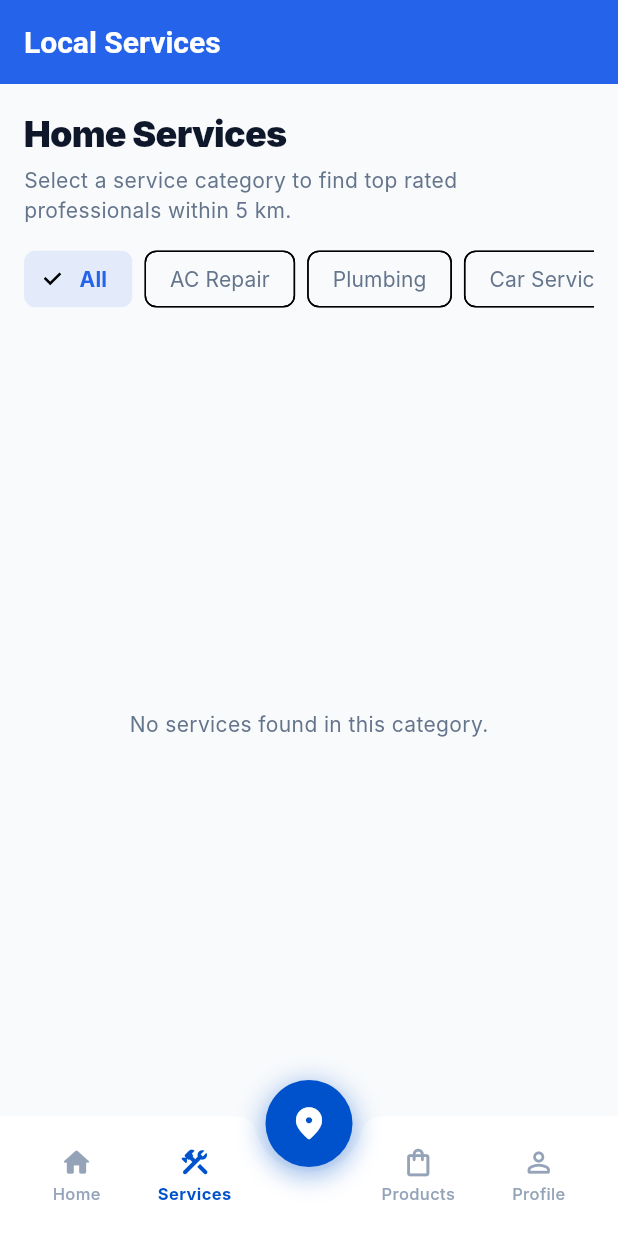
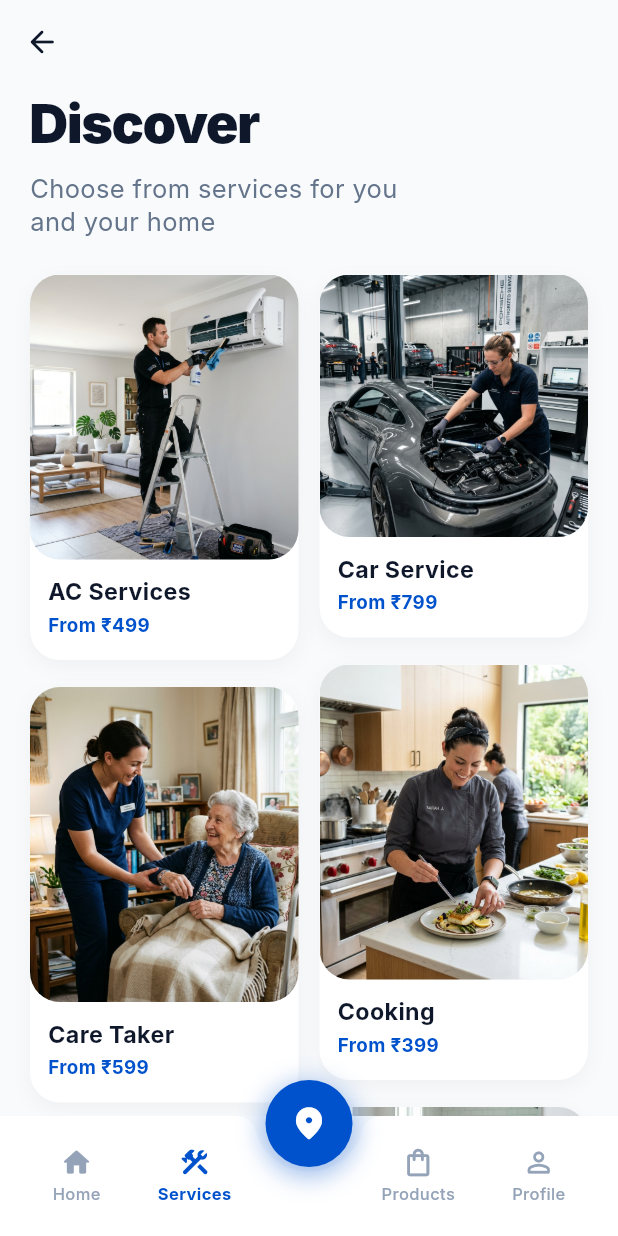
Before and after one commit to Jenish1659/Service-hub, a Flutter app: the DiscoverScreen screen opened by its route, on a phone screen of 412 x 824 dp. Run offline on Flutter 3.47's test engine with Material 3 defaults, Android fonts, the phone set to English and light mode, and no system bars; our stand-ins replace flutter_map, flutter_riverpod, geocoding, geolocator, go_router, hive and 3 more; accounts and stored records are empty; network calls fail; Roboto replaces fonts that are missing (Inter).

Commit message:
feat: implement home and discover screens with new asset icons and location-based service warnings

```diff
--- a/customer_app/lib/features/services/presentation/discover_screen.dart
+++ b/customer_app/lib/features/services/presentation/discover_screen.dart
@@ -4,7 +4,6 @@ import 'package:go_router/go_router.dart';
 import 'package:hive/hive.dart';
 import 'package:supabase_flutter/supabase_flutter.dart';
 import '../../../../core/theme/app_theme.dart';
-import 'services_provider.dart';
 
 class DiscoverScreen extends ConsumerStatefulWidget {
   const DiscoverScreen({super.key});
@@ -14,77 +13,6 @@ class DiscoverScreen extends ConsumerStatefulWidget {
 }
 
 class _DiscoverScreenState extends ConsumerState<DiscoverScreen> {
-  String? _initialCategory;
-  late String _selectedCategory;
-
-  @override
-  void didChangeDependencies() {
-    super.didChangeDependencies();
-    if (_initialCategory == null) {
-      final queryCategory = GoRouterState.of(context).uri.queryParameters['category'];
-      _selectedCategory = queryCategory ?? 'All';
-      _initialCategory = _selectedCategory;
-    }
-  }
-
-  // Helpers to get visual style based on service category
-  IconData _getIconForCategory(String category) {
-    switch (category) {
-      case 'AC':
-        return Icons.ac_unit;
-      case 'Plumbing':
-        return Icons.plumbing;
-      case 'Car':
-        return Icons.directions_car;
-      case 'Cooking':
-        return Icons.soup_kitchen;
-      case 'Laundry':
-        return Icons.local_laundry_service;
-      case 'Care Taker':
-        return Icons.health_and_safety;
-      default:
-        return Icons.build;
-    }
-  }
-
-  Color _getBgColorForCategory(String category) {
-    switch (category) {
-      case 'AC':
-        return const Color(0xffeff6ff);
-      case 'Plumbing':
-        return const Color(0xfff0fdfa);
-      case 'Car':
-        return const Color(0xfffff1f2);
-      case 'Cooking':
-        return const Color(0xfffffbeb);
-      case 'Laundry':
-        return const Color(0xfffaf5ff);
-      case 'Care Taker':
-        return const Color(0xfff0fdf4);
-      default:
-        return const Color(0xfff1f5f9);
-    }
-  }
-
-  Color _getIconColorForCategory(String category) {
-    switch (category) {
-      case 'AC':
-        return const Color(0xff2563eb);
-      case 'Plumbing':
-        return const Color(0xff0d9488);
-      case 'Car':
-        return const Color(0xffe11d48);
-      case 'Cooking':
-        return const Color(0xffd97706);
-      case 'Laundry':
-        return const Color(0xff7c3aed);
-      case 'Care Taker':
-        return const Color(0xff16a34a);
-      default:
-        return AppTheme.primaryColor;
-    }
-  }
-
   void _startBookingFlow(BuildContext context, String serviceName, double servicePrice) {
     showModalBottomSheet(
       context: context,
@@ -94,173 +22,233 @@ class _DiscoverScreenState extends ConsumerState<DiscoverScreen> {
     );
   }
 
-  Widget _buildCategoryChip(String category) {
-    final isSelected = _selectedCategory == category;
-    String displayLabel = category;
-    if (category == 'AC') displayLabel = 'AC Repair';
-    if (category == 'Car') displayLabel = 'Car Service';
+  @override
+  Widget build(BuildContext context) {
+    // 6 Required Services with their photos & metadata
+    final leftColumnServices = [
+      {
+        'title': 'AC Services',
+        'image': 'assets/images/service_ac.png',
+        'price': 499.0,
+        'imageHeight': 190.0,
+        'sub': 'Diagnostic, repair & cleaning',
+      },
+      {
+        'title': 'Care Taker',
+        'image': 'assets/images/service_caretaker.png',
+        'price': 599.0,
+        'imageHeight': 210.0,
+        'sub': 'Elderly & patient care specialist',
+      },
+      {
+        'title': 'Laundry',
+        'image': 'assets/images/service_laundry.png',
+        'price': 199.0,
+        'imageHeight': 185.0,
+        'sub': 'Wash, dry & steam iron',
+      },
+    ];
 
-    return ChoiceChip(
-      label: Text(displayLabel),
-      selected: isSelected,
-      onSelected: (val) {
-        if (val) {
-          setState(() {
-            _selectedCategory = category;
-          });
+    final rightColumnServices = [
+      {
+        'title': 'Car Service',
+        'image': 'assets/images/service_car.png',
+        'price': 799.0,
+        'imageHeight': 175.0,
+        'sub': 'Full auto checkup & detailing',
+      },
+      {
+        'title': 'Cooking',
+        'image': 'assets/images/service_cooking.png',
+        'price': 399.0,
+        'imageHeight': 210.0,
+        'sub': 'Personal chef & meal prep',
+      },
+      {
+        'title': 'Plumbing',
+        'image': 'assets/images/service_plumbing.png',
+        'price': 299.0,
+        'imageHeight': 200.0,
+        'sub': 'Leakage fix & pipe fitting',
+      },
+    ];
+
+    return Scaffold(
+      backgroundColor: const Color(0xfff8fafc),
+      appBar: AppBar(
+        backgroundColor: const Color(0xfff8fafc),
+        elevation: 0,
+        leading: IconButton(
+          icon: const Icon(Icons.arrow_back_rounded, color: Color(0xff0f172a)),
+          onPressed: () {
+            if (context.canPop()) {
+              context.pop();
+            } else {
+              context.go('/');
             }
           },
-      selectedColor: AppTheme.primaryColor.withValues(alpha: 0.1),
-      labelStyle: TextStyle(
-        color: isSelected ? AppTheme.primaryColor : AppTheme.textSecondaryColor,
-        fontWeight: isSelected ? FontWeight.bold : FontWeight.normal,
+        ),
+      ),
+      body: SingleChildScrollView(
+        physics: const BouncingScrollPhysics(),
+        padding: const EdgeInsets.fromLTRB(20, 0, 20, 100),
+        child: Column(
+          crossAxisAlignment: CrossAxisAlignment.start,
+          children: [
+            // 1. GIANT ELEGANT HEADER TITLE
+            const Text(
+              'Discover',
+              style: TextStyle(
+                fontSize: 36,
+                fontWeight: FontWeight.w900,
+                color: Color(0xff0f172a),
+                letterSpacing: -1.0,
+              ),
+            ),
+            const SizedBox(height: 8),
+            const Text(
+              'Choose from services for you\nand your home',
+              style: TextStyle(
+                fontSize: 17,
+                color: Color(0xff64748b),
+                fontWeight: FontWeight.w400,
+                height: 1.3,
+              ),
+            ),
+
+            const SizedBox(height: 24),
+
+            // 2. STAGGERED 2-COLUMN SERVICE CARDS (MATCHING EXACT SCREENSHOT STYLE)
+            Row(
+              crossAxisAlignment: CrossAxisAlignment.start,
+              children: [
+                // Left Column
+                Expanded(
+                  child: Column(
+                    children: leftColumnServices.map((service) {
+                      return Padding(
+                        padding: const EdgeInsets.only(bottom: 18.0),
+                        child: _buildStaggeredServiceCard(
+                          context: context,
+                          title: service['title'] as String,
+                          image: service['image'] as String,
+                          price: service['price'] as double,
+                          sub: service['sub'] as String,
+                          imageHeight: service['imageHeight'] as double,
+                        ),
+                      );
+                    }).toList(),
+                  ),
+                ),
+
+                const SizedBox(width: 14),
+
+                // Right Column
+                Expanded(
+                  child: Column(
+                    children: rightColumnServices.map((service) {
+                      return Padding(
+                        padding: const EdgeInsets.only(bottom: 18.0),
+                        child: _buildStaggeredServiceCard(
+                          context: context,
+                          title: service['title'] as String,
+                          image: service['image'] as String,
+                          price: service['price'] as double,
+                          sub: service['sub'] as String,
+                          imageHeight: service['imageHeight'] as double,
+                        ),
+                      );
+                    }).toList(),
+                  ),
+                ),
+              ],
+            ),
+          ],
+        ),
       ),
     );
   }
 
-  @override
-  Widget build(BuildContext context) {
-    final servicesAsync = ref.watch(servicesProvider);
-
-    return Scaffold(
-      appBar: AppBar(
-        title: const Text('Local Services'),
-        elevation: 0,
+  Widget _buildStaggeredServiceCard({
+    required BuildContext context,
+    required String title,
+    required String image,
+    required double price,
+    required String sub,
+    required double imageHeight,
+  }) {
+    return Container(
+      decoration: BoxDecoration(
+        color: Colors.white,
+        borderRadius: BorderRadius.circular(20),
+        boxShadow: [
+          BoxShadow(
+            color: Colors.black.withValues(alpha: 0.04),
+            blurRadius: 10,
+            offset: const Offset(0, 4),
           ),
-      body: Padding(
-        padding: const EdgeInsets.symmetric(horizontal: 16.0),
+        ],
+      ),
+      child: Material(
+        color: Colors.transparent,
+        borderRadius: BorderRadius.circular(20),
+        child: InkWell(
+          onTap: () => _startBookingFlow(context, title, price),
+          borderRadius: BorderRadius.circular(20),
           child: Column(
             crossAxisAlignment: CrossAxisAlignment.start,
             children: [
-            const SizedBox(height: 16),
-            const Text(
-              'Home Services',
-              style: TextStyle(
-                fontSize: 24,
-                fontWeight: FontWeight.w900,
-                color: AppTheme.textPrimaryColor,
-                letterSpacing: -0.5,
+              // Photo Header Container
+              ClipRRect(
+                borderRadius: BorderRadius.circular(20),
+                child: Container(
+                  height: imageHeight,
+                  width: double.infinity,
+                  color: const Color(0xfff1f5f9),
+                  child: Image.asset(
+                    image,
+                    fit: BoxFit.cover,
+                    errorBuilder: (context, error, stackTrace) {
+                      return Container(
+                        color: const Color(0xffe2e8f0),
+                        child: const Center(
+                          child: Icon(Icons.cleaning_services_rounded, color: Color(0xff94a3b8), size: 40),
+                        ),
+                      );
+                    },
                   ),
                 ),
-            const SizedBox(height: 4),
-            const Text(
-              'Select a service category to find top rated professionals within 5 km.',
-              style: TextStyle(
-                fontSize: 14,
-                color: AppTheme.textSecondaryColor,
               ),
-            ),
-            const SizedBox(height: 16),
-            // Horizontal list of Category Filter Chips
-            SizedBox(
-              height: 40,
-              child: ListView(
-                scrollDirection: Axis.horizontal,
-                children: [
-                  _buildCategoryChip('All'),
-                  const SizedBox(width: 8),
-                  _buildCategoryChip('AC'),
-                  const SizedBox(width: 8),
-                  _buildCategoryChip('Plumbing'),
-                  const SizedBox(width: 8),
-                  _buildCategoryChip('Car'),
-                  const SizedBox(width: 8),
-                  _buildCategoryChip('Cooking'),
-                  const SizedBox(width: 8),
-                  _buildCategoryChip('Laundry'),
-                  const SizedBox(width: 8),
-                  _buildCategoryChip('Care Taker'),
-                ],
-              ),
-            ),
-            const SizedBox(height: 16),
-            Expanded(
-              child: servicesAsync.when(
-                loading: () => const Center(child: CircularProgressIndicator()),
-                error: (err, stack) => Center(
-                  child: Text('Error loading services: ${err.toString()}', style: const TextStyle(color: AppTheme.dangerColor)),
-                ),
-                data: (servicesList) {
-                  final filteredServices = _selectedCategory == 'All'
-                      ? servicesList
-                      : servicesList.where((s) => s['category'] == _selectedCategory).toList();
 
-                  if (filteredServices.isEmpty) {
-                    return const Center(
-                      child: Text('No services found in this category.', style: TextStyle(color: AppTheme.textSecondaryColor)),
-                    );
-                  }
-
-                  return ListView.builder(
-                    itemCount: filteredServices.length,
-                    itemBuilder: (context, index) {
-                      final service = filteredServices[index];
-                      final category = service['category'] ?? '';
-                      final name = service['name'] ?? '';
-                      final price = (service['price'] as num?)?.toDouble() ?? 0.0;
-
-                      return Card(
-                        margin: const EdgeInsets.only(bottom: 12),
-                        child: InkWell(
-                          onTap: () => _startBookingFlow(context, name, price),
-                          borderRadius: BorderRadius.circular(16),
-                          child: Padding(
-                            padding: const EdgeInsets.all(16.0),
-                            child: Row(
-                              children: [
-                                Container(
-                                  width: 54,
-                                  height: 54,
-                                  decoration: BoxDecoration(
-                                    color: _getBgColorForCategory(category),
-                                    shape: BoxShape.circle,
-                                  ),
-                                  child: Icon(
-                                    _getIconForCategory(category),
-                                    size: 28,
-                                    color: _getIconColorForCategory(category),
-                                  ),
-                                ),
-                                const SizedBox(width: 16),
-                                Expanded(
+              // Title and Price Label Below Image
+              Padding(
+                padding: const EdgeInsets.fromLTRB(12, 12, 12, 14),
                 child: Column(
                   crossAxisAlignment: CrossAxisAlignment.start,
                   children: [
                     Text(
-                                        name,
+                      title,
                       style: const TextStyle(
+                        fontSize: 15.5,
                         fontWeight: FontWeight.bold,
-                                          fontSize: 16,
-                                          color: AppTheme.textPrimaryColor,
+                        color: Color(0xff0f172a),
+                        height: 1.2,
                       ),
                     ),
                     const SizedBox(height: 4),
                     Text(
-                                        'Starting from ₹${price.toStringAsFixed(0)} · 5 km coverage',
+                      'From ₹${price.toStringAsFixed(0)}',
                       style: const TextStyle(
-                                          color: AppTheme.textSecondaryColor,
-                                          fontSize: 12,
+                        fontSize: 12.5,
+                        fontWeight: FontWeight.w700,
+                        color: Color(0xff0052cc),
                       ),
                     ),
                   ],
                 ),
               ),
-                                const Icon(
-                                  Icons.arrow_forward_ios,
-                                  size: 16,
-                                  color: AppTheme.textSecondaryColor,
-                                ),
             ],
           ),
-                          ),
-                        ),
-                      );
-                    },
-                  );
-                },
-              ),
-            ),
-          ],
         ),
       ),
     );
@@ -280,7 +268,7 @@ class _BookingFlowWidgetState extends State<_BookingFlowWidget> {
   int _currentStep = 1; // 1: Describe, 2: Slot, 3: Confirm
   final TextEditingController _issueController = TextEditingController();
   final TextEditingController _promoController = TextEditingController();
-  String _selectedDate = 'Today, July 12';
+  String _selectedDate = 'Today, August 9';
   String _selectedTime = '06:30 PM';
   String _selectedPayment = 'Cash on Service';
   bool _isSubmitting = false;
@@ -308,12 +296,11 @@ class _BookingFlowWidgetState extends State<_BookingFlowWidget> {
 
     final finalPrice = widget.servicePrice - _promoDiscount - walletDeduction;
 
-    // Update wallet and award coins
     if (_useWallet) {
       box.put('wallet_balance_inr', walletBalance - walletDeduction);
     }
     final int currentCoins = box.get('wallet_coins', defaultValue: 500) as int;
-    box.put('wallet_coins', currentCoins + 100); // Earn 100 coins for booking!
+    box.put('wallet_coins', currentCoins + 100);
 
     try {
       final response = await client.from('bookings').insert({
@@ -322,7 +309,7 @@ class _BookingFlowWidgetState extends State<_BookingFlowWidget> {
         'service_name': widget.serviceName,
         'issue_description': _issueController.text.trim().isNotEmpty
             ? _issueController.text.trim()
-            : 'AC Cooling Diagnostic & Filter Cleaning requested',
+            : '${widget.serviceName} requested by customer',
         'scheduled_date': _selectedDate,
         'scheduled_time': _selectedTime,
         'payment_method': _selectedPayment,
@@ -330,11 +317,11 @@ class _BookingFlowWidgetState extends State<_BookingFlowWidget> {
         'status': 'Pending',
         'entrance_pin': '7429',
         'completion_otp': '5892',
-        'customer_address': 'Digvijay Plot, Main Road, Jamnagar',
+        'customer_address': 'Kaushal Nagar, Jamnagar',
       }).select().single();
 
       if (mounted) {
-        Navigator.pop(context); // Close bottom sheet
+        Navigator.pop(context);
         ScaffoldMessenger.of(context).showSnackBar(
           const SnackBar(content: Text('✓ Booking request placed live! Partner notified.'), backgroundColor: AppTheme.successColor),
         );
@@ -371,7 +358,6 @@ class _BookingFlowWidgetState extends State<_BookingFlowWidget> {
           mainAxisSize: MainAxisSize.min,
           crossAxisAlignment: CrossAxisAlignment.start,
           children: [
-            // Header
             Row(
               mainAxisAlignment: MainAxisAlignment.spaceBetween,
               children: [
@@ -387,14 +373,12 @@ class _BookingFlowWidgetState extends State<_BookingFlowWidget> {
             ),
             const Divider(height: 20),
 
-            // Steps Content
             if (_currentStep == 1) _buildDescribeStep(),
             if (_currentStep == 2) _buildSlotStep(),
             if (_currentStep == 3) _buildConfirmStep(),
 
             const SizedBox(height: 24),
 
-            // Actions
             Row(
               children: [
                 if (_currentStep > 1 && !_isSubmitting) ...[
@@ -436,7 +420,7 @@ class _BookingFlowWidgetState extends State<_BookingFlowWidget> {
       crossAxisAlignment: CrossAxisAlignment.start,
       children: [
         const Text(
-          'Describe the Issue',
+          'Describe the Issue / Requirements',
           style: TextStyle(fontWeight: FontWeight.bold, fontSize: 15),
         ),
         const SizedBox(height: 8),
@@ -444,7 +428,7 @@ class _BookingFlowWidgetState extends State<_BookingFlowWidget> {
           controller: _issueController,
           maxLines: 3,
           decoration: const InputDecoration(
-            hintText: 'e.g., Water leaking from AC unit / Tap has very low pressure.',
+            hintText: 'e.g., Water leaking from tap / Need full car cleaning & polish.',
           ),
         ),
       ],
@@ -466,9 +450,9 @@ class _BookingFlowWidgetState extends State<_BookingFlowWidget> {
             contentPadding: EdgeInsets.symmetric(horizontal: 12, vertical: 8),
           ),
           items: const [
-            DropdownMenuItem(value: 'Today, July 12', child: Text('Today, July 12')),
-            DropdownMenuItem(value: 'Tomorrow, July 13', child: Text('Tomorrow, July 13')),
-            DropdownMenuItem(value: 'Tuesday, July 14', child: Text('Tuesday, July 14')),
+            DropdownMenuItem(value: 'Today, August 9', child: Text('Today, August 9')),
+            DropdownMenuItem(value: 'Tomorrow, August 10', child: Text('Tomorrow, August 10')),
+            DropdownMenuItem(value: 'Monday, August 11', child: Text('Monday, August 11')),
           ],
           onChanged: (val) {
             if (val != null) {
@@ -622,34 +606,6 @@ class _BookingFlowWidgetState extends State<_BookingFlowWidget> {
             ),
           ],
         ),
-        const SizedBox(height: 8),
-        InkWell(
-          onTap: () {
-            showDialog(
-              context: context,
-              builder: (ctx) => AlertDialog(
-                title: const Text('FREEVISIT Terms & Conditions'),
-                content: const Text(
-                  '1. Applicable to the first booking of any service.\n'
-                  '2. The discount covers the visiting charge up to a maximum value of ₹150.\n'
-                  '3. Cannot be combined with any other offers or product discounts.\n'
-                  '4. Valid for residents inside Jamnagar city limits only.',
-                  style: TextStyle(height: 1.4),
-                ),
-                actions: [
-                  TextButton(
-                    onPressed: () => Navigator.pop(ctx),
-                    child: const Text('Close'),
-                  ),
-                ],
-              ),
-            );
-          },
-          child: const Text(
-            'View T&C for Promo Code "FREEVISIT"',
-            style: TextStyle(color: AppTheme.primaryColor, fontSize: 12, decoration: TextDecoration.underline),
-          ),
-        ),
         const SizedBox(height: 16),
         const Text(
           'Select Payment Method',
```
Also changed, not shown: customer_app/lib/features/home/presentation/home_screen.dart (+26 -48 lines), customer_app/assets/images/service_ac.png (added), customer_app/assets/images/service_car.png (added), customer_app/assets/images/service_caretaker.png (added), customer_app/assets/images/service_cooking.png (added), customer_app/assets/images/service_laundry.png (added), customer_app/assets/images/service_plumbing.png (added). Lines whose indentation alone changed are shown as unchanged.
